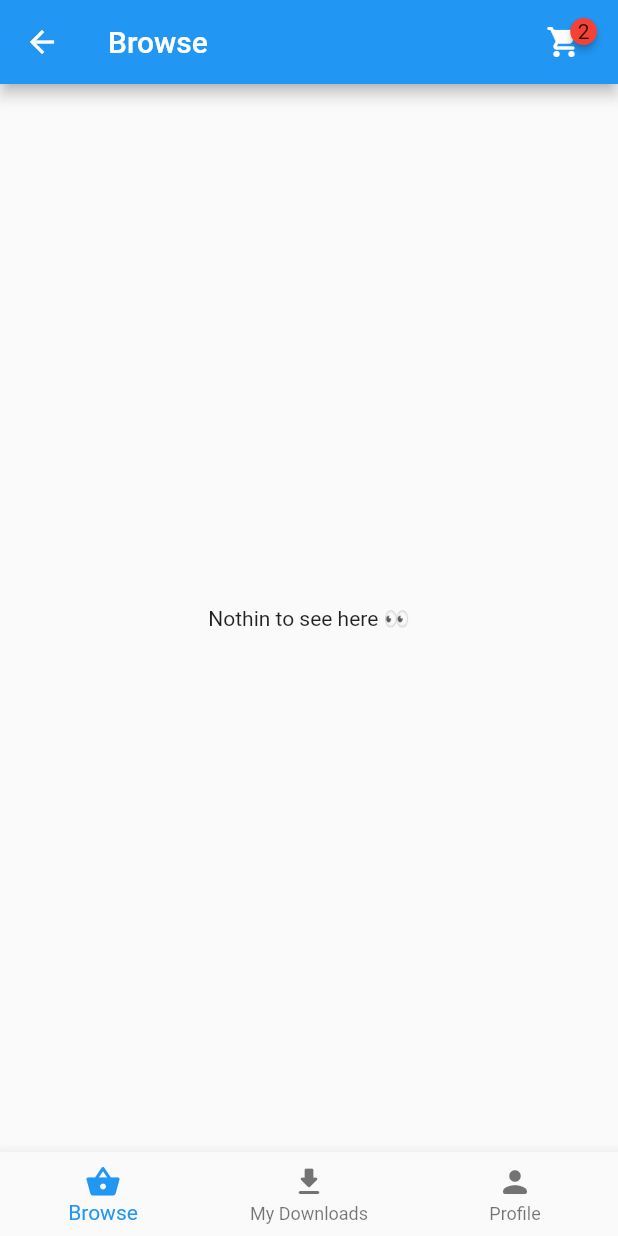
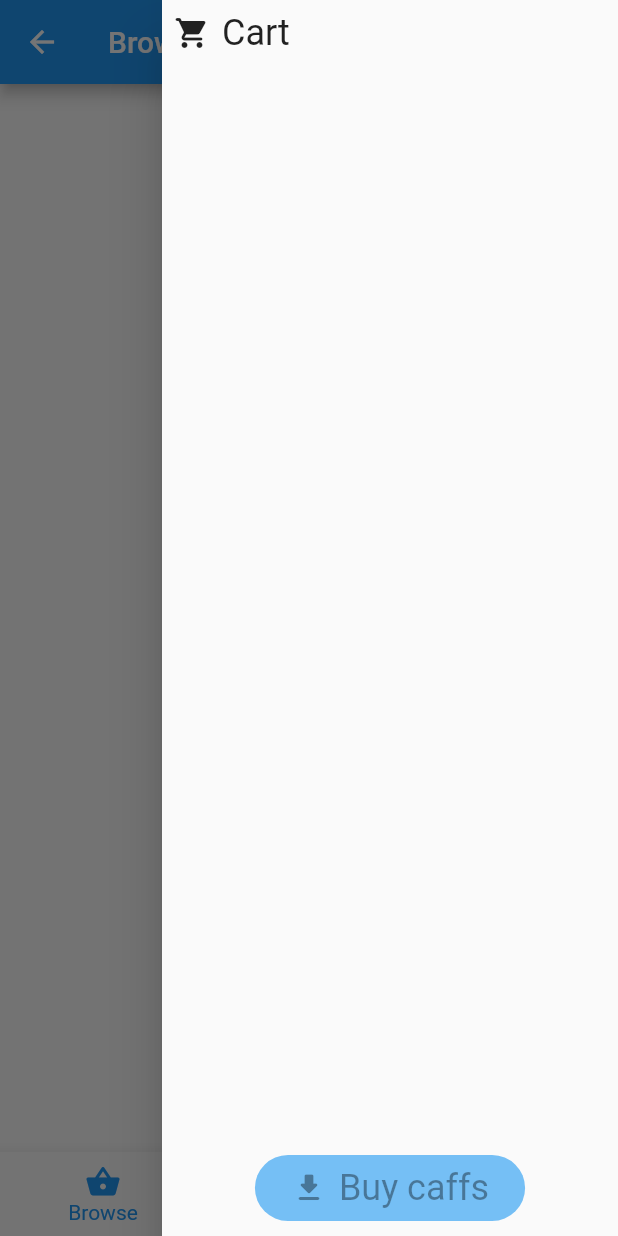
Before and after one commit to Barrow099/BME_SzGSec_Hazi, a Flutter app: the HomePage screen opened directly, with the side drawer open (before the commit the screen has no drawer), on a phone screen of 412 x 824 dp. Run offline on Flutter 3.47's test engine with Material 2 defaults, Android fonts, the phone set to English and light mode, and no system bars; drawn by our look-alikes of badges; our stand-ins replace auto_size_text, cached_network_image, dio, equatable, file_picker, flutter_local_notifications and 6 more; missing offline and left inert: animated_size_and_fade, jwt_decode, oauth2; generated files the repository leaves out were written again; network calls fail.

Commit message:
add caff download: - add cart, add/remove items - add download caff files in cart - add local notification to track download progress - add file picker to select download target path

```diff
--- a/webshop_client/lib/main.dart
+++ b/webshop_client/lib/main.dart
@@ -1,7 +1,9 @@
 import 'dart:io';
 import 'package:flutter/material.dart';
+import 'package:flutter_local_notifications/flutter_local_notifications.dart';
 import 'package:flutter_riverpod/flutter_riverpod.dart';
 import 'package:webshop_client/Pages/root_page.dart';
+import 'package:webshop_client/api/system/notification_service.dart';
 
 
 class MyHttpOverrides extends HttpOverrides{
@@ -12,13 +14,15 @@ class MyHttpOverrides extends HttpOverrides{
   }
 }
 
-void main() {
+void main() async {
   //=========================================
   // THIS IS STRICTLY FOR DEV PURPOSES ONLY!!
   // fixes issue an issue where android does
   // not trusts self signed certificate
   HttpOverrides.global = MyHttpOverrides();
   //=========================================
+  WidgetsFlutterBinding.ensureInitialized();
+  await NotificationService.init();
 
   runApp(const ProviderScope(child: MyApp()));
 }
--- a/webshop_client/lib/pages/home_page/home_page.dart
+++ b/webshop_client/lib/pages/home_page/home_page.dart
@@ -5,6 +5,7 @@ import 'package:webshop_client/pages/home_page/profile_page/profile_page.dart';
 import 'package:webshop_client/pages/home_page/shopping_page/shopping_page.dart';
 
 import '../../widgets/buttons/cart_button.dart';
+import '../../widgets/cart_drawer/cart_drawer.dart';
 
 class HomePage extends ConsumerStatefulWidget {
   const HomePage({Key? key}) : super(key: key);
@@ -66,6 +67,8 @@ class HomePageState extends ConsumerState<HomePage> {
         onTap: _onItemTapped,
 
       ),
+      endDrawer: const CartDrawer(),
+      endDrawerEnableOpenDragGesture: false,
     );
   }
 
--- a/webshop_client/lib/pages/view_caff_page/view_caff_page.dart
+++ b/webshop_client/lib/pages/view_caff_page/view_caff_page.dart
@@ -10,6 +10,7 @@ import 'package:webshop_client/pages/view_caff_page/ratings_bar.dart';
 import 'package:webshop_client/provider_objects.dart';
 
 import '../../widgets/buttons/cart_button.dart';
+import '../../widgets/cart_drawer/cart_drawer.dart';
 
 class ViewCaffPage extends ConsumerStatefulWidget {
   final CAFFData caffData;
@@ -35,6 +36,8 @@ class ViewCaffPageState extends ConsumerState<ViewCaffPage> {
     final fullCaffFuture = ref.watch(caffStateNotifier);
 
     return Scaffold(
+      endDrawer: const CartDrawer(),
+      endDrawerEnableOpenDragGesture: false,
       body: CustomScrollView(
         controller: _scrollController,
         physics: const BouncingScrollPhysics(),
@@ -74,7 +77,7 @@ class ViewCaffPageState extends ConsumerState<ViewCaffPage> {
                                     style: Theme.of(context).textTheme.headline5
                                   ),
                                   ElevatedButton.icon(
-                                    onPressed: (){},
+                                    onPressed: (){ ref.read(cartStateNotifier.notifier).addToCart(widget.caffData); },
                                     icon: const Icon(Icons.add_shopping_cart_rounded),
                                     label: Text("\$${widget.caffData.price}"),
                                   ),
--- a/webshop_client/lib/provider_objects.dart
+++ b/webshop_client/lib/provider_objects.dart
@@ -1,7 +1,9 @@
 import 'package:flutter_riverpod/flutter_riverpod.dart';
 import 'package:webshop_client/api/api.dart';
+import 'package:webshop_client/model/cart_state.dart';
 import 'package:webshop_client/model/user_model.dart';
 import 'package:webshop_client/providers/auth_state_notifier.dart';
+import 'package:webshop_client/providers/cart_notifier.dart';
 import 'package:webshop_client/providers/shop_notifier.dart';
 import 'package:webshop_client/providers/user_model_notifier.dart';
 import 'package:webshop_client/repository/shop_repository.dart';
@@ -39,3 +41,7 @@ final shopNotifier = StateNotifierProvider<ShopNotifier, AsyncValue<ShopModel>>(
 final caffStateNotifier = StateNotifierProvider<CaffPageNotifier, AsyncValue<CAFFData>>((ref) {
   return CaffPageNotifier(shopRepository: ref.watch(shopRepository));
 });
+
+final cartStateNotifier = StateNotifierProvider<CartNotifier, CartState>( (ref) {
+  return CartNotifier(ref.watch(shopRepository));
+},);
--- a/webshop_client/lib/widgets/buttons/cart_button.dart
+++ b/webshop_client/lib/widgets/buttons/cart_button.dart
@@ -1,21 +1,25 @@
 import 'package:badges/badges.dart';
 import 'package:flutter/material.dart';
+import 'package:flutter_riverpod/flutter_riverpod.dart';
+import 'package:webshop_client/provider_objects.dart';
 
-class CartButton extends StatelessWidget {
-  const CartButton({
-    Key? key,
-  }) : super(key: key);
+class CartButton extends ConsumerWidget {
+  const CartButton( {super.key});
 
   @override
-  Widget build(BuildContext context) {
+  Widget build(BuildContext context, WidgetRef ref) {
+    final cartState = ref.watch(cartStateNotifier);
+
     return IconButton(
       visualDensity: VisualDensity.compact,
       icon: Badge(
-          badgeContent: const Text("2"),
+          showBadge: cartState.hasItems,
+          badgeContent: Text("${cartState.itemCount}"),
           animationType: BadgeAnimationType.scale,
+          animationDuration: const Duration(milliseconds: 100),
           child: const Icon(Icons.shopping_cart_rounded)
       ),
-      onPressed: () {},
+      onPressed: Scaffold.of(context).openEndDrawer
     );
   }
 }
--- /dev/null
+++ b/webshop_client/lib/widgets/cart_drawer/cart_drawer.dart
@@ -0,0 +1,96 @@
+import 'package:flutter/material.dart';
+import 'package:flutter_riverpod/flutter_riverpod.dart';
+import 'package:webshop_client/provider_objects.dart';
+import 'package:webshop_client/widgets/cart_drawer/cart_item.dart';
+import 'package:webshop_client/widgets/dialogs/loadable_dialog_mixin.dart';
+import 'package:webshop_client/widgets/other/snackbars.dart';
+
+class CartDrawer extends ConsumerStatefulWidget {
+  const CartDrawer({super.key});
+
+  @override
+  CartDrawerState createState() => CartDrawerState();
+}
+
+class CartDrawerState extends ConsumerState<CartDrawer> with LoadableDialogMixin {
+  bool isLoading = false;
+
+  @override
+  Widget build(BuildContext context) {
+
+    final cartState = ref.watch(cartStateNotifier);
+
+    return Drawer(
+      child: SafeArea(
+        child: Padding(
+          padding: const EdgeInsets.all(8.0),
+          child: Column(
+            children: [
+              Row(children: [
+                const Padding(
+                  padding: EdgeInsets.only(right: 8.0),
+                  child: Icon(Icons.shopping_cart_rounded),
+                ),
+                Text("Cart", style: Theme.of(context).textTheme.headline5,),
+                const Spacer(),
+                if(cartState.hasItems) Padding(
+                  padding: const EdgeInsets.only(right: 8.0),
+                  child: Container(
+                    decoration: const BoxDecoration(
+                      shape: BoxShape.circle,
+                      color: Colors.red
+                    ),
+                    child: Padding(
+                      padding: const EdgeInsets.all(6.0),
+                      child: Text("${cartState.itemCount}", style: const TextStyle(color: Colors.white),),
+                    ),
+                  ),
+                )
+              ],),
+              Expanded(
+                child: Padding(
+                  padding: const EdgeInsets.symmetric(vertical: 8.0),
+                  child: ListView.builder(
+                    shrinkWrap: true,
+                    itemCount: cartState.itemCount,
+                    itemBuilder: (BuildContext context, int index) {
+                      final caffData = cartState.inCartCaffs[index];
+                      return CartItem(caffData: caffData, onClickFunction: (){});
+                    },
+                  ),
+                ),
+              ),
+              //const Spacer(),
+              ElevatedButton.icon(
+                  onPressed: cartState.hasItems && !isLoading ? (){downloadCaffs(ref);} : null,
+                  icon: const Icon(Icons.download_rounded),
+                  label: const Text("Buy caffs")
+              )
+            ],
+          ),
+        ),
+      ),
+
+    );
+  }
+
+  void downloadCaffs(WidgetRef ref) async {
+    setState(() {
+      isLoading = true;
+    });
+    showLoading(context);
+    ref.read(cartStateNotifier.notifier).downloadCaffs().onError((error, stackTrace) {
+      setState(() {
+        isLoading = false;
+      });
+      hideLoading(context);
+      showErrorSnackbar(context, "Something went wrong. Please try again");
+    }).then((value) {
+      setState(() {
+        isLoading = false;
+      });
+      hideLoading(context);
+      Navigator.of(context).pop();
+    });
+  }
+}
--- a/webshop_client/pubspec.yaml
+++ b/webshop_client/pubspec.yaml
@@ -52,6 +52,10 @@ dependencies:
   material_segmented_control: ^4.0.0
   animated_size_and_fade: ^3.0.0
   equatable: ^2.0.5
+  path_provider: ^2.0.11
+  permission_handler: ^10.2.0
+  file_picker: ^5.2.2
+  flutter_local_notifications: ^12.0.4
 
 dev_dependencies:
   flutter_test:
```
Also changed, not shown: webshop_client/lib/api/api.dart (+19 -2 lines), webshop_client/lib/api/system/caff_picker.dart (added, +9 -0 lines), webshop_client/lib/api/system/notification_service.dart (added, +23 -0 lines), webshop_client/lib/model/cart_state.dart (added, +52 -0 lines), webshop_client/lib/pages/home_page/shopping_page/shopping_list_item.dart (+13 -3 lines), webshop_client/lib/providers/cart_notifier.dart (added, +35 -0 lines), webshop_client/lib/repository/shop_repository.dart (+43 -0 lines), webshop_client/lib/widgets/cart_drawer/cart_item.dart (added, +79 -0 lines), webshop_client/pubspec.lock, 2 other files.
